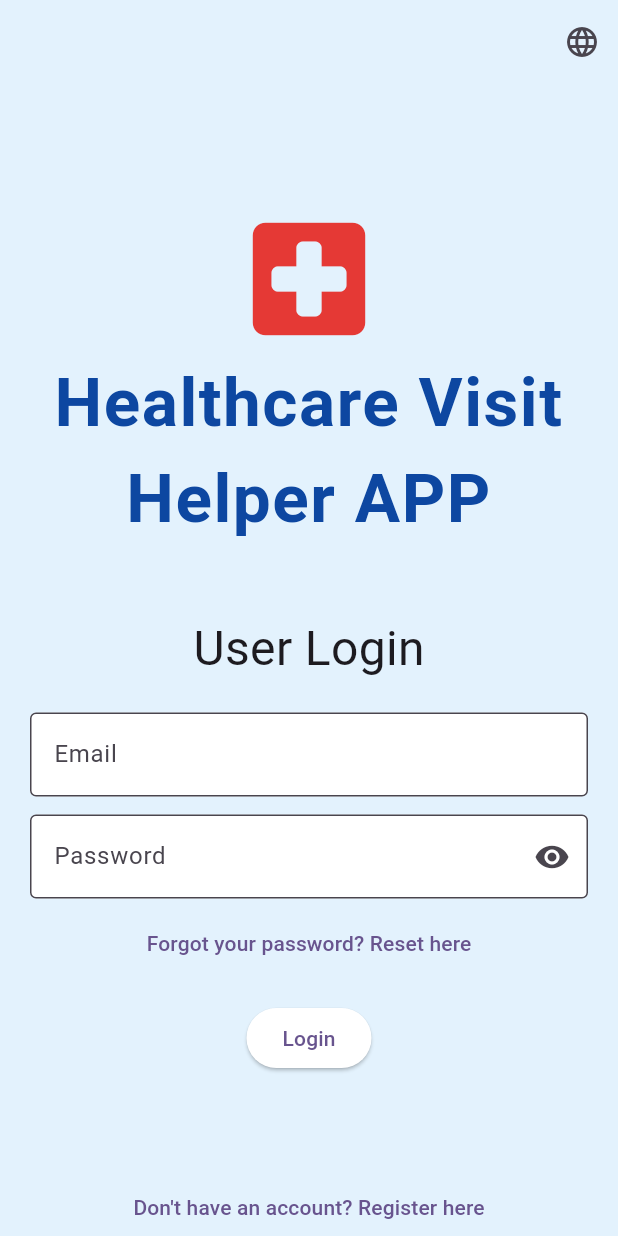
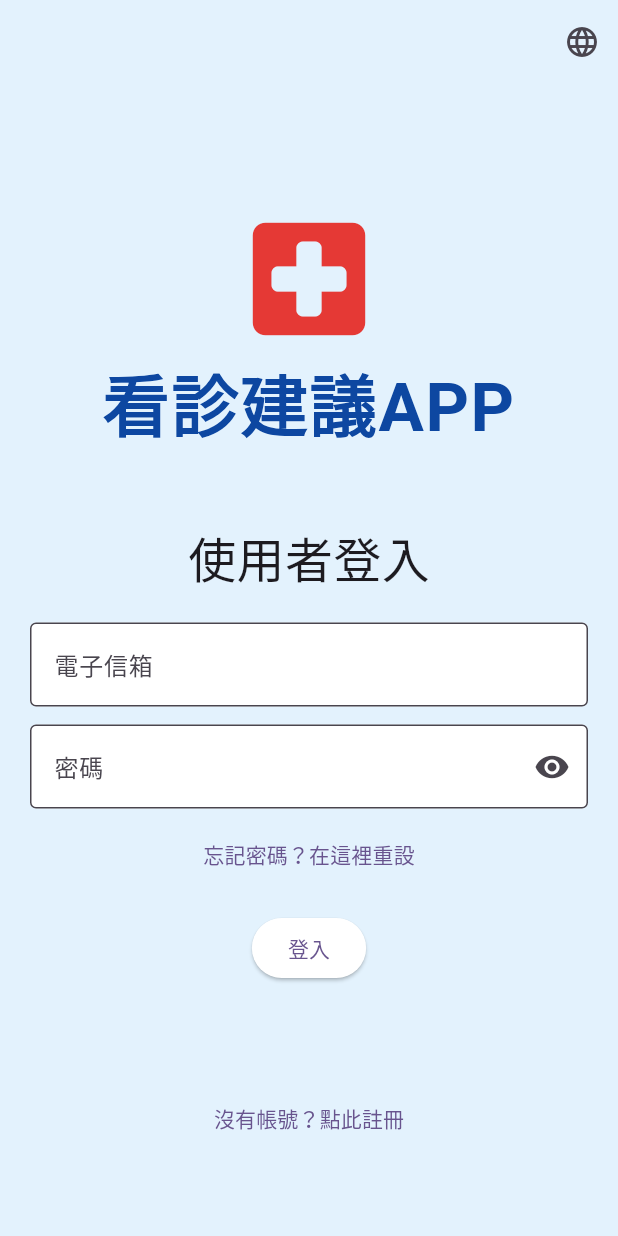
Before and after one commit to limys0713/Flutter_Projects, a Flutter app: the screen it shows after launch, on a phone screen of 412 x 824 dp. Run offline on Flutter 3.47's test engine with Material 3 defaults, Android fonts, the phone set to English and light mode, and no system bars; our stand-ins replace firebase_auth, firebase_core, just_audio; missing offline and left inert: record; accounts and stored records are empty.

Commit message:
Update language converting (Use new method)
Use ValueNotifier object and ValueListenableBuilder widget class

```diff
--- a/finalproject_coursework/lib/language_mapping.dart
+++ b/finalproject_coursework/lib/language_mapping.dart
@@ -1,3 +1,9 @@
+import 'package:flutter/material.dart';
+
+// Control the language of every page (reactive variable)
+// Object being monitored for changes
+final ValueNotifier<String> globalLanguage = ValueNotifier<String>('zh'); // Initialize
+
 const Map<String, Map<String, String>> textLanguage = {
   'en': {
     'appTitle': 'Healthcare Visit Helper APP',
@@ -21,7 +27,17 @@ const Map<String, Map<String, String>> textLanguage = {
     'registerSuccess': 'Registration successful!',
     'registerFail': 'Registration failed:',
     'resetSent': 'Password reset email sent',
-    'resetError': 'Error:'
+    'resetError': 'Error:',
+
+    // Home Page texts
+    'clinicRecommender': 'Clinic Recommendation System',
+    'selectCity': 'Select your city:',
+    'commonSymptoms': 'Common symptoms (multi-select):',
+    'inputSymptoms': 'Please describe your symptoms',
+    'submitFirst': 'Get Recommendation',
+    'submitFollowUp': 'Answer Follow-up',
+    'searchFailed': 'Search failed, please try again later.',
+    'errorOccurred': 'An error occurred:',
   },
   'zh': {
     'appTitle': '看診建議APP',
@@ -45,6 +61,16 @@ const Map<String, Map<String, String>> textLanguage = {
     'registerSuccess': '註冊成功！',
     'registerFail': '註冊失敗：',
     'resetSent': '已寄送密碼重設信',
-    'resetError': '錯誤：'
+    'resetError': '錯誤：',
+
+    // Home Page words
+    'clinicRecommender': '診所推薦系統',
+    'selectCity': '選擇所在縣市：',
+    'commonSymptoms': '點選常見症狀（可複選）：',
+    'inputSymptoms': '請輸入您的症狀',
+    'submitFirst': '推薦診所',
+    'submitFollowUp': '回覆問題',
+    'searchFailed': '搜尋失敗，請稍後再試。',
+    'errorOccurred': '發生錯誤：',
   }
 };
```
Also changed, not shown: finalproject_coursework/lib/change_password.dart (+17 -13 lines), finalproject_coursework/lib/home_page.dart (+21 -19 lines), finalproject_coursework/lib/register_page.dart (+20 -15 lines), finalproject_coursework/lib/userlogin.dart (+20 -23 lines).
